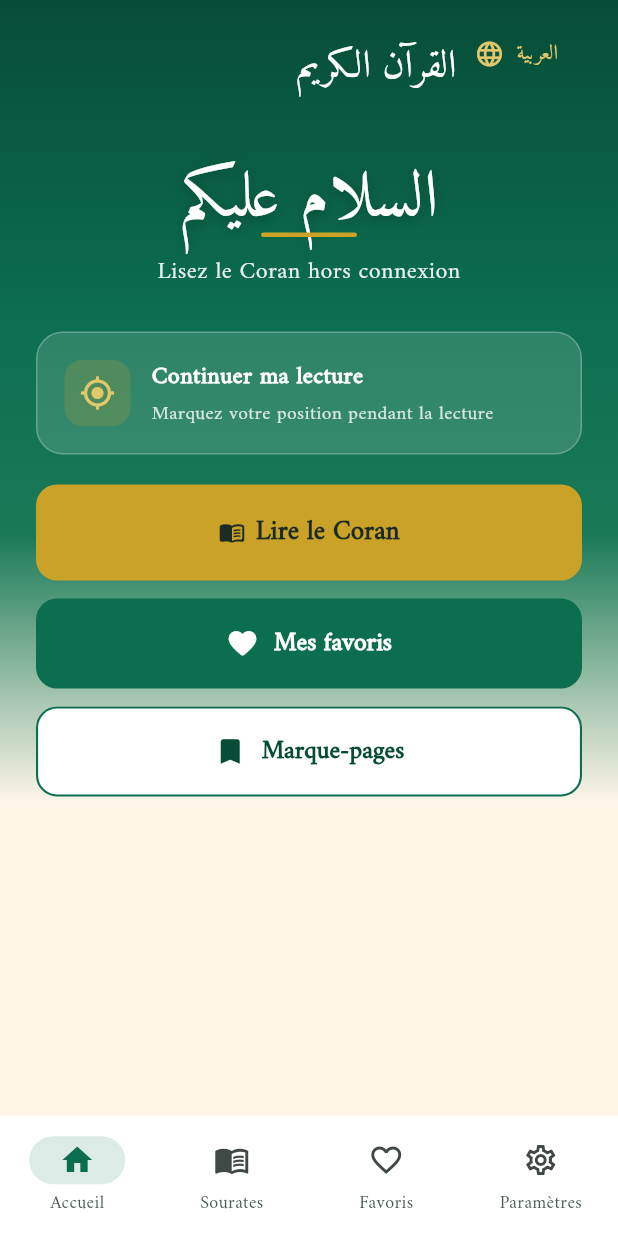
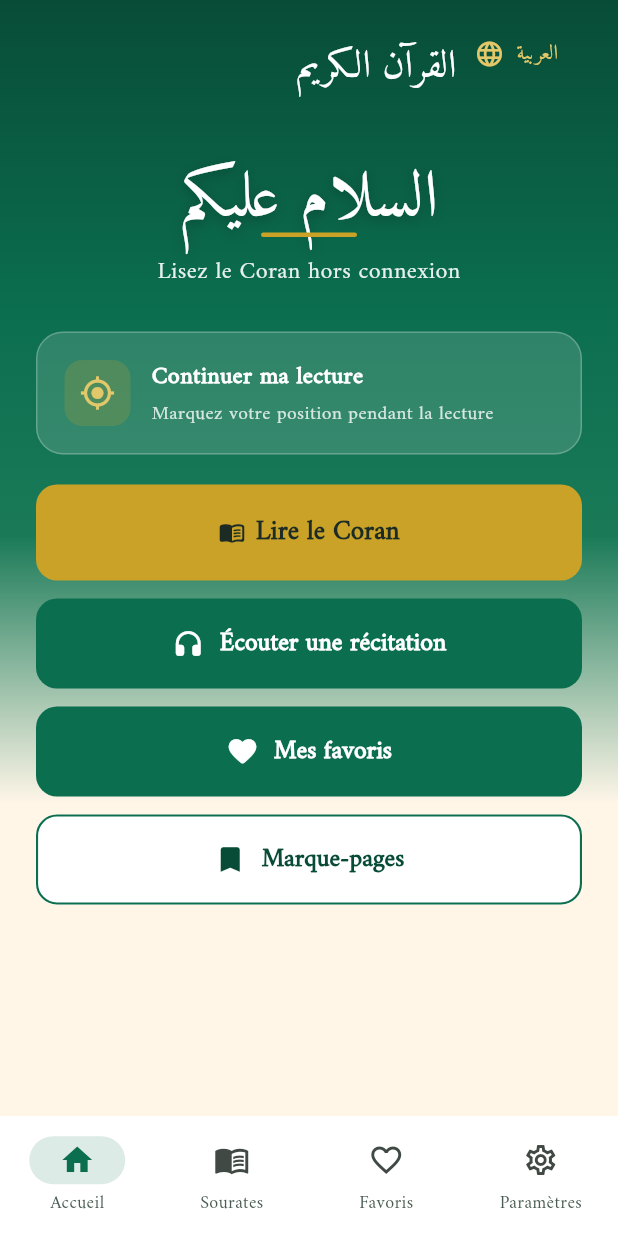
Before and after one commit to HNKTECHNOLOGIES/taha-quran_mobile, a Flutter app: the screen it shows after launch, on a phone screen of 412 x 824 dp. Run offline on Flutter 3.47's test engine with Material 3 defaults, Android fonts, the phone set to English and light mode, and no system bars; our stand-ins replace flutter_riverpod, go_router, just_audio, shared_preferences, sqflite, sqflite_common_ffi; missing offline and left inert: audio_session; accounts and stored records are empty.

Commit message:
fix(audio): rendre le lecteur de récitation plus visible
Ajoute un bouton Accueil « Écouter une récitation », une bannière
Lecture en haut de sourate, et un lecteur bas d’écran plus marqué.

Co-authored-by: hnktechnologies.fr <hnktechnologies.fr@gmail.com>

```diff
--- a/lib/app/l10n/app_strings.dart
+++ b/lib/app/l10n/app_strings.dart
@@ -211,6 +211,17 @@ class AppStrings {
       ? 'تلاوة من هذه الآية'
       : 'Réciter depuis ce verset';
 
+  String get listenRecitation => language == AppLanguage.arabic
+      ? 'استمع للتلاوة'
+      : 'Écouter une récitation';
+
+  String get listenRecitationHint => language == AppLanguage.arabic
+      ? 'افتح سورة ثم استخدم المشغّل في الأسفل'
+      : 'Ouvrez une sourate : le lecteur est en bas de l’écran';
+
+  String get recitationPlayer =>
+      language == AppLanguage.arabic ? 'مشغّل التلاوة' : 'Lecteur de récitation';
+
   String revelationLabel(String type) {
     final t = type.toLowerCase();
     if (t.contains('medin')) return medinan;
--- a/lib/features/home/presentation/home_screen.dart
+++ b/lib/features/home/presentation/home_screen.dart
@@ -136,6 +136,12 @@ class HomeScreen extends ConsumerWidget {
                     label: s.readQuran,
                     icon: Icons.menu_book_rounded,
                     onPressed: () => context.go('/surahs'),
+                  ),
+                  const SizedBox(height: 12),
+                  _SecondaryActionButton(
+                    label: s.listenRecitation,
+                    icon: Icons.headphones_rounded,
+                    onPressed: () => context.push('/surahs/1'),
                   ),
                   const SizedBox(height: 12),
                   _SecondaryActionButton(
@@ -395,7 +401,13 @@ class _SecondaryActionButton extends StatelessWidget {
       children: [
         Icon(icon, size: 22),
         const SizedBox(width: 10),
-        Text(label),
+        Flexible(
+          child: Text(
+            label,
+            overflow: TextOverflow.ellipsis,
+            textAlign: TextAlign.center,
+          ),
+        ),
         if (badge != null && badge! > 0) ...[
           const SizedBox(width: 10),
           Container(
```
Also changed, not shown: lib/features/audio/presentation/widgets/compact_audio_player.dart (+67 -18 lines), lib/features/reading/presentation/screens/reading_screen.dart (+43 -0 lines), 1 other file.
